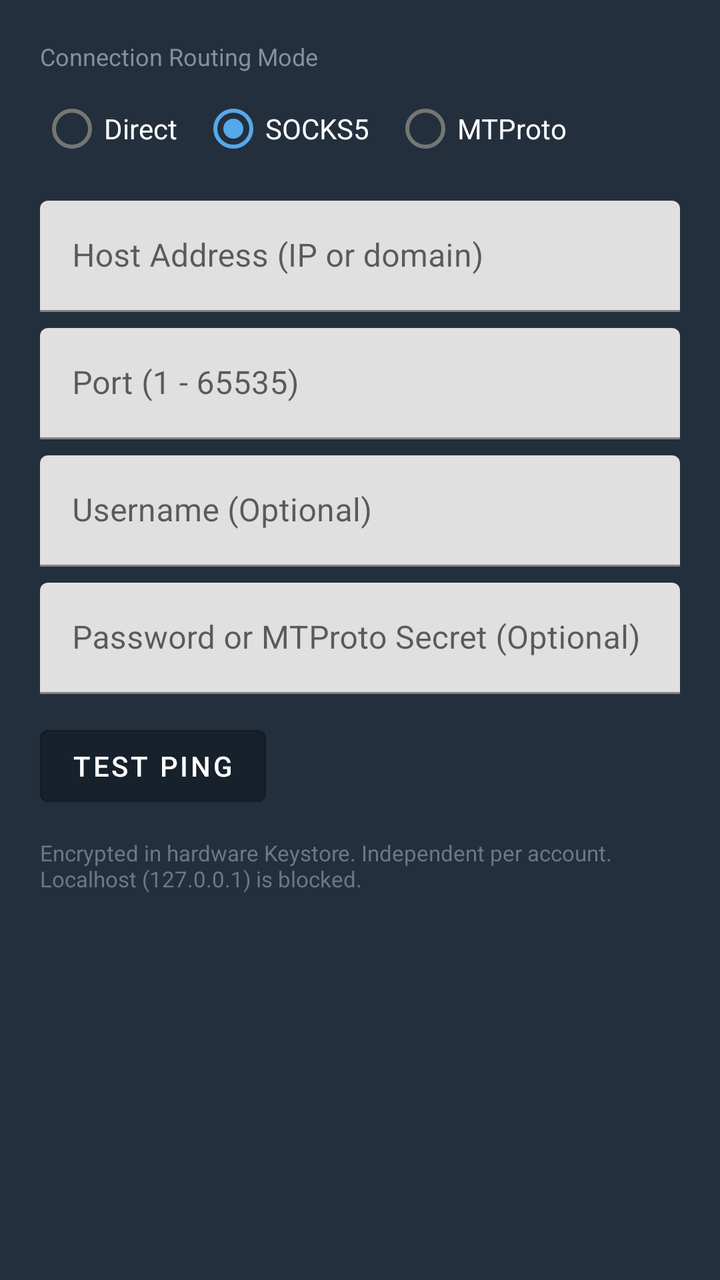
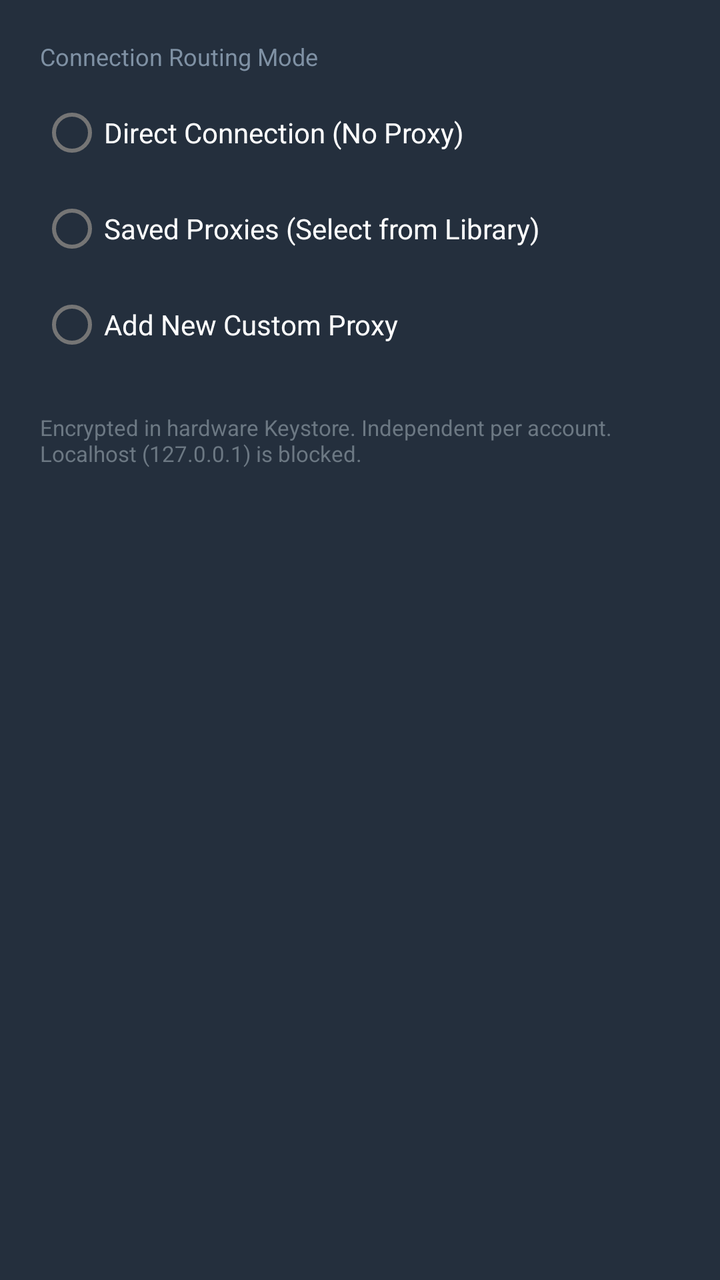

An Android layout rendered at two revisions. The XML below is the earlier revision; the diff shows what the commit changed to produce the second picture.
<!-- AndroidManifest.xml: application theme Theme.NexGram -->
<!-- res/layout/dialog_proxy_config.xml -->
<?xml version="1.0" encoding="utf-8"?>
<LinearLayout xmlns:android="http://schemas.android.com/apk/res/android"
    xmlns:app="http://schemas.android.com/apk/res-auto"
    android:layout_width="match_parent"
    android:layout_height="wrap_content"
    android:orientation="vertical"
    android:padding="20dp"
    android:background="@color/bg_dark_card">

    <TextView
        android:layout_width="wrap_content"
        android:layout_height="wrap_content"
        android:text="Connection Routing Mode"
        android:textColor="@color/text_secondary"
        android:textSize="12sp"
        android:layout_marginBottom="4dp" />

    <RadioGroup
        android:id="@+id/rgProxyType"
        android:layout_width="match_parent"
        android:layout_height="wrap_content"
        android:orientation="horizontal"
        android:layout_marginBottom="12dp">

        <RadioButton
            android:id="@+id/rbDirect"
            android:layout_width="wrap_content"
            android:layout_height="wrap_content"
            android:text="Direct"
            android:textColor="@color/text_primary"
            android:layout_marginEnd="12dp" />

        <RadioButton
            android:id="@+id/rbSocks5"
            android:layout_width="wrap_content"
            android:layout_height="wrap_content"
            android:text="SOCKS5"
            android:textColor="@color/text_primary"
            android:checked="true"
            android:layout_marginEnd="12dp" />

        <RadioButton
            android:id="@+id/rbMtproto"
            android:layout_width="wrap_content"
            android:layout_height="wrap_content"
            android:text="MTProto"
            android:textColor="@color/text_primary" />
    </RadioGroup>

    
    <LinearLayout
        android:id="@+id/layoutProxyFields"
        android:layout_width="match_parent"
        android:layout_height="wrap_content"
        android:orientation="vertical">

        <com.google.android.material.textfield.TextInputLayout
            android:id="@+id/tilProxyHost"
            android:layout_width="match_parent"
            android:layout_height="wrap_content"
            android:hint="Host Address (IP or domain)"
            android:layout_marginBottom="8dp">

            <com.google.android.material.textfield.TextInputEditText
                android:id="@+id/etProxyHost"
                android:layout_width="match_parent"
                android:layout_height="wrap_content"
                android:inputType="textUri"
                android:textColor="@color/text_primary" />
        </com.google.android.material.textfield.TextInputLayout>

        <com.google.android.material.textfield.TextInputLayout
            android:id="@+id/tilProxyPort"
            android:layout_width="match_parent"
            android:layout_height="wrap_content"
            android:hint="Port (1 - 65535)"
            android:layout_marginBottom="8dp">

            <com.google.android.material.textfield.TextInputEditText
                android:id="@+id/etProxyPort"
                android:layout_width="match_parent"
                android:layout_height="wrap_content"
                android:inputType="number"
                android:textColor="@color/text_primary" />
        </com.google.android.material.textfield.TextInputLayout>

        <com.google.android.material.textfield.TextInputLayout
            android:id="@+id/tilProxyUsername"
            android:layout_width="match_parent"
            android:layout_height="wrap_content"
            android:hint="Username (Optional)"
            android:layout_marginBottom="8dp">

            <com.google.android.material.textfield.TextInputEditText
                android:id="@+id/etProxyUsername"
                android:layout_width="match_parent"
                android:layout_height="wrap_content"
                android:inputType="text"
                android:textColor="@color/text_primary" />
        </com.google.android.material.textfield.TextInputLayout>

        <com.google.android.material.textfield.TextInputLayout
            android:id="@+id/tilProxySecret"
            android:layout_width="match_parent"
            android:layout_height="wrap_content"
            android:hint="Password or MTProto Secret (Optional)"
            android:layout_marginBottom="8dp">

            <com.google.android.material.textfield.TextInputEditText
                android:id="@+id/etProxySecret"
                android:layout_width="match_parent"
                android:layout_height="wrap_content"
                android:inputType="textPassword"
                android:textColor="@color/text_primary" />
        </com.google.android.material.textfield.TextInputLayout>

        
        <LinearLayout
            android:layout_width="match_parent"
            android:layout_height="wrap_content"
            android:orientation="horizontal"
            android:gravity="center_vertical"
            android:layout_marginTop="4dp"
            android:layout_marginBottom="4dp">

            <Button
                android:id="@+id/btnTestPing"
                android:layout_width="wrap_content"
                android:layout_height="wrap_content"
                android:text="Test Ping"
                android:textColor="@color/text_primary"
                android:backgroundTint="@color/bg_dark_secondary"
                style="@style/Widget.MaterialComponents.Button.OutlinedButton" />

            <ProgressBar
                android:id="@+id/pbTestingProxy"
                android:layout_width="24dp"
                android:layout_height="24dp"
                android:layout_marginStart="8dp"
                android:visibility="gone" />

            <TextView
                android:id="@+id/tvPingResult"
                android:layout_width="0dp"
                android:layout_weight="1"
                android:layout_height="wrap_content"
                android:layout_marginStart="8dp"
                android:textColor="@color/text_secondary"
                android:textSize="12sp" />
        </LinearLayout>

    </LinearLayout>

    <TextView
        android:id="@+id/tvSecurityNote"
        android:layout_width="match_parent"
        android:layout_height="wrap_content"
        android:text="Encrypted in hardware Keystore. Independent per account. Localhost (127.0.0.1) is blocked."
        android:textColor="@color/text_muted"
        android:textSize="11sp"
        android:layout_marginTop="8dp" />

</LinearLayout>
<!-- resources referenced by this layout -->
<resources>
  <color name="bg_dark_card">#242F3D</color>
  <color name="bg_dark_secondary">#17212B</color>
  <color name="text_muted">#6C7883</color>
  <color name="text_primary">#FFFFFF</color>
  <color name="text_secondary">#7F91A4</color>
  <style name="Theme.NexGram" parent="Theme.MaterialComponents.DayNight.NoActionBar">
          <item name="colorPrimary">@color/primary</item>
          <item name="colorPrimaryDark">@color/primary_dark</item>
          <item name="colorAccent">@color/accent</item>
          <item name="android:windowBackground">@color/bg_dark</item>
          <item name="android:textColorPrimary">@color/text_primary</item>
          <item name="android:textColorSecondary">@color/text_secondary</item>
      </style>
  <color name="primary">#2AABEE</color>
  <color name="primary_dark">#229ED9</color>
  <color name="accent">#54A9EB</color>
  <color name="bg_dark">#0E1621</color>
</resources>

<!-- the commit's change to res/layout/dialog_proxy_config.xml (unified diff, before → after) -->
@@ -1,125 +1,240 @@
 <?xml version="1.0" encoding="utf-8"?>
-<LinearLayout xmlns:android="http://schemas.android.com/apk/res/android"
+<ScrollView xmlns:android="http://schemas.android.com/apk/res/android"
     xmlns:app="http://schemas.android.com/apk/res-auto"
     android:layout_width="match_parent"
     android:layout_height="wrap_content"
-    android:orientation="vertical"
-    android:padding="20dp"
     android:background="@color/bg_dark_card">
 
-    <TextView
-        android:layout_width="wrap_content"
-        android:layout_height="wrap_content"
-        android:text="Connection Routing Mode"
-        android:textColor="@color/text_secondary"
-        android:textSize="12sp"
-        android:layout_marginBottom="4dp" />
-
-    <RadioGroup
-        android:id="@+id/rgProxyType"
+    <LinearLayout
         android:layout_width="match_parent"
         android:layout_height="wrap_content"
-        android:orientation="horizontal"
-        android:layout_marginBottom="12dp">
-
-        <RadioButton
-            android:id="@+id/rbDirect"
+        android:orientation="vertical"
+        android:padding="20dp">
+
+        <TextView
             android:layout_width="wrap_content"
             android:layout_height="wrap_content"
-            android:text="Direct"
-            android:textColor="@color/text_primary"
-            android:layout_marginEnd="12dp" />
-
-        <RadioButton
-            android:id="@+id/rbSocks5"
-            android:layout_width="wrap_content"
-            android:layout_height="wrap_content"
-            android:text="SOCKS5"
-            android:textColor="@color/text_primary"
-            android:checked="true"
-            android:layout_marginEnd="12dp" />
-
-        <RadioButton
-            android:id="@+id/rbMtproto"
-            android:layout_width="wrap_content"
-            android:layout_height="wrap_content"
-            android:text="MTProto"
-            android:textColor="@color/text_primary" />
-    </RadioGroup>
-
-    
-    <LinearLayout
-        android:id="@+id/layoutProxyFields"
-        android:layout_width="match_parent"
-        android:layout_height="wrap_content"
-        android:orientation="vertical">
-
-        <com.google.android.material.textfield.TextInputLayout
-            android:id="@+id/tilProxyHost"
-            android:layout_width="match_parent"
-            android:layout_height="wrap_content"
-            android:hint="Host Address (IP or domain)"
+            android:text="Connection Routing Mode"
+            android:textColor="@color/text_secondary"
+            android:textSize="12sp"
+            android:layout_marginBottom="6dp" />
+
+        
+        <RadioGroup
+            android:id="@+id/rgRoutingMode"
+            android:layout_width="match_parent"
+            android:layout_height="wrap_content"
+            android:orientation="vertical"
+            android:layout_marginBottom="12dp">
+
+            <RadioButton
+                android:id="@+id/rbModeDirect"
+                android:layout_width="wrap_content"
+                android:layout_height="wrap_content"
+                android:text="Direct Connection (No Proxy)"
+                android:textColor="@color/text_primary" />
+
+            <RadioButton
+                android:id="@+id/rbModeSaved"
+                android:layout_width="wrap_content"
+                android:layout_height="wrap_content"
+                android:text="Saved Proxies (Select from Library)"
+                android:textColor="@color/text_primary" />
+
+            <RadioButton
+                android:id="@+id/rbModeCustom"
+                android:layout_width="wrap_content"
+                android:layout_height="wrap_content"
+                android:text="Add New Custom Proxy"
+                android:textColor="@color/text_primary" />
+        </RadioGroup>
+
+        
+        <LinearLayout
+            android:id="@+id/layoutSavedProxiesContainer"
+            android:layout_width="match_parent"
+            android:layout_height="wrap_content"
+            android:orientation="vertical"
+            android:visibility="gone"
             android:layout_marginBottom="8dp">
 
-            <com.google.android.material.textfield.TextInputEditText
-                android:id="@+id/etProxyHost"
-                android:layout_width="match_parent"
-                android:layout_height="wrap_content"
-                android:inputType="textUri"
-                android:textColor="@color/text_primary" />
-        </com.google.android.material.textfield.TextInputLayout>
-
-        <com.google.android.material.textfield.TextInputLayout
-            android:id="@+id/tilProxyPort"
-            android:layout_width="match_parent"
-            android:layout_height="wrap_content"
-            android:hint="Port (1 - 65535)"
+            <TextView
+                android:layout_width="wrap_content"
+                android:layout_height="wrap_content"
+                android:text="Select Saved Proxy"
+                android:textColor="@color/text_secondary"
+                android:textSize="12sp"
+                android:layout_marginBottom="4dp" />
+
+            <Spinner
+                android:id="@+id/spSavedProxies"
+                android:layout_width="match_parent"
+                android:layout_height="48dp"
+                android:background="@drawable/bg_auth_input"
+                android:paddingStart="8dp"
+                android:paddingEnd="8dp"
+                android:layout_marginBottom="8dp" />
+
+            <LinearLayout
+                android:layout_width="match_parent"
+                android:layout_height="wrap_content"
+                android:orientation="horizontal"
+                android:gravity="center_vertical"
+                android:layout_marginBottom="8dp">
+
+                <TextView
+                    android:id="@+id/tvSavedProxyInfo"
+                    android:layout_width="0dp"
+                    android:layout_weight="1"
+                    android:layout_height="wrap_content"
+                    android:text="No saved proxy selected"
+                    android:textColor="@color/text_secondary"
+                    android:textSize="12sp" />
+
+                <Button
+                    android:id="@+id/btnDeleteSavedProxy"
+                    android:layout_width="wrap_content"
+                    android:layout_height="wrap_content"
+                    android:text="Delete"
+                    android:textColor="#E53935"
+                    style="@style/Widget.MaterialComponents.Button.TextButton" />
+            </LinearLayout>
+        </LinearLayout>
+
+        
+        <LinearLayout
+            android:id="@+id/layoutCustomProxyContainer"
+            android:layout_width="match_parent"
+            android:layout_height="wrap_content"
+            android:orientation="vertical"
+            android:visibility="gone"
             android:layout_marginBottom="8dp">
 
-            <com.google.android.material.textfield.TextInputEditText
-                android:id="@+id/etProxyPort"
-                android:layout_width="match_parent"
-                android:layout_height="wrap_content"
-                android:inputType="number"
-                android:textColor="@color/text_primary" />
-        </com.google.android.material.textfield.TextInputLayout>
-
-        <com.google.android.material.textfield.TextInputLayout
-            android:id="@+id/tilProxyUsername"
-            android:layout_width="match_parent"
-            android:layout_height="wrap_content"
-            android:hint="Username (Optional)"
-            android:layout_marginBottom="8dp">
-
-            <com.google.android.material.textfield.TextInputEditText
-                android:id="@+id/etProxyUsername"
-                android:layout_width="match_parent"
-                android:layout_height="wrap_content"
-                android:inputType="text"
-                android:textColor="@color/text_primary" />
-        </com.google.android.material.textfield.TextInputLayout>
-
-        <com.google.android.material.textfield.TextInputLayout
-            android:id="@+id/tilProxySecret"
-            android:layout_width="match_parent"
-            android:layout_height="wrap_content"
-            android:hint="Password or MTProto Secret (Optional)"
-            android:layout_marginBottom="8dp">
-
-            <com.google.android.material.textfield.TextInputEditText
-                android:id="@+id/etProxySecret"
-                android:layout_width="match_parent"
-                android:layout_height="wrap_content"
-                android:inputType="textPassword"
-                android:textColor="@color/text_primary" />
-        </com.google.android.material.textfield.TextInputLayout>
+            <com.google.android.material.textfield.TextInputLayout
+                android:id="@+id/tilProxyName"
+                android:layout_width="match_parent"
+                android:layout_height="wrap_content"
+                android:hint="Proxy Name / Label (e.g. UK SOCKS5 London)"
+                android:layout_marginBottom="8dp">
+
+                <com.google.android.material.textfield.TextInputEditText
+                    android:id="@+id/etProxyName"
+                    android:layout_width="match_parent"
+                    android:layout_height="wrap_content"
+                    android:inputType="text"
+                    android:textColor="@color/text_primary" />
+            </com.google.android.material.textfield.TextInputLayout>
+
+            <TextView
+                android:layout_width="wrap_content"
+                android:layout_height="wrap_content"
+                android:text="Protocol Type"
+                android:textColor="@color/text_secondary"
+                android:textSize="12sp"
+                android:layout_marginBottom="4dp" />
+
+            <RadioGroup
+                android:id="@+id/rgCustomProxyType"
+                android:layout_width="match_parent"
+                android:layout_height="wrap_content"
+                android:orientation="horizontal"
+                android:layout_marginBottom="8dp">
+
+                <RadioButton
+                    android:id="@+id/rbCustomSocks5"
+                    android:layout_width="wrap_content"
+                    android:layout_height="wrap_content"
+                    android:text="SOCKS5"
+                    android:textColor="@color/text_primary"
+                    android:checked="true"
+                    android:layout_marginEnd="16dp" />
+
+                <RadioButton
+                    android:id="@+id/rbCustomMtproto"
+                    android:layout_width="wrap_content"
+                    android:layout_height="wrap_content"
+                    android:text="MTProto"
+                    android:textColor="@color/text_primary" />
+            </RadioGroup>
+
+            <com.google.android.material.textfield.TextInputLayout
+                android:id="@+id/tilProxyHost"
+                android:layout_width="match_parent"
+                android:layout_height="wrap_content"
+                android:hint="Host / IP Address"
+                android:layout_marginBottom="8dp">
+
+                <com.google.android.material.textfield.TextInputEditText
+                    android:id="@+id/etProxyHost"
+                    android:layout_width="match_parent"
+                    android:layout_height="wrap_content"
+                    android:inputType="textUri"
+                    android:textColor="@color/text_primary" />
+            </com.google.android.material.textfield.TextInputLayout>
+
+            <com.google.android.material.textfield.TextInputLayout
+                android:id="@+id/tilProxyPort"
+                android:layout_width="match_parent"
+                android:layout_height="wrap_content"
+                android:hint="Port (e.g. 1080, 7437, 443)"
+                android:layout_marginBottom="8dp">
+
+                <com.google.android.material.textfield.TextInputEditText
+                    android:id="@+id/etProxyPort"
+                    android:layout_width="match_parent"
+                    android:layout_height="wrap_content"
+                    android:inputType="number"
+                    android:textColor="@color/text_primary" />
+            </com.google.android.material.textfield.TextInputLayout>
+
+            <com.google.android.material.textfield.TextInputLayout
+                android:id="@+id/tilProxyUsername"
+                android:layout_width="match_parent"
+                android:layout_height="wrap_content"
+                android:hint="Username (Optional)"
+                android:layout_marginBottom="8dp">
+
+                <com.google.android.material.textfield.TextInputEditText
+                    android:id="@+id/etProxyUsername"
+                    android:layout_width="match_parent"
+                    android:layout_height="wrap_content"
+                    android:inputType="text"
+                    android:textColor="@color/text_primary" />
+            </com.google.android.material.textfield.TextInputLayout>
+
+            <com.google.android.material.textfield.TextInputLayout
+                android:id="@+id/tilProxySecret"
+                android:layout_width="match_parent"
+                android:layout_height="wrap_content"
+                android:hint="Password or MTProto Secret (Optional)"
+                android:layout_marginBottom="8dp">
+
+                <com.google.android.material.textfield.TextInputEditText
+                    android:id="@+id/etProxySecret"
+                    android:layout_width="match_parent"
+                    android:layout_height="wrap_content"
+                    android:inputType="textPassword"
+                    android:textColor="@color/text_primary" />
+            </com.google.android.material.textfield.TextInputLayout>
+
+            <CheckBox
+                android:id="@+id/cbSaveToLibrary"
+                android:layout_width="wrap_content"
+                android:layout_height="wrap_content"
+                android:text="Save to Proxy Library for all accounts"
+                android:textColor="@color/text_primary"
+                android:checked="true"
+                android:layout_marginBottom="8dp" />
+        </LinearLayout>
 
         
         <LinearLayout
+            android:id="@+id/layoutTestPingRow"
             android:layout_width="match_parent"
             android:layout_height="wrap_content"
             android:orientation="horizontal"
             android:gravity="center_vertical"
+            android:visibility="gone"
             android:layout_marginTop="4dp"
             android:layout_marginBottom="4dp">
 
@@ -149,15 +264,14 @@
                 android:textSize="12sp" />
         </LinearLayout>
 
+        <TextView
+            android:id="@+id/tvSecurityNote"
+            android:layout_width="match_parent"
+            android:layout_height="wrap_content"
+            android:text="Encrypted in hardware Keystore. Independent per account. Localhost (127.0.0.1) is blocked."
+            android:textColor="@color/text_muted"
+            android:textSize="11sp"
+            android:layout_marginTop="8dp" />
+
     </LinearLayout>
-
-    <TextView
-        android:id="@+id/tvSecurityNote"
-        android:layout_width="match_parent"
-        android:layout_height="wrap_content"
-        android:text="Encrypted in hardware Keystore. Independent per account. Localhost (127.0.0.1) is blocked."
-        android:textColor="@color/text_muted"
-        android:textSize="11sp"
-        android:layout_marginTop="8dp" />
-
-</LinearLayout>
+</ScrollView>
<!-- resource entries referenced after the edit -->
@@ -5,6 +5,16 @@
   <color name="text_muted">#6C7883</color>
   <color name="text_primary">#FFFFFF</color>
   <color name="text_secondary">#7F91A4</color>
+  <!-- drawable bg_auth_input (drawable) -->
+  <?xml version="1.0" encoding="utf-8"?>
+  <shape xmlns:android="http://schemas.android.com/apk/res/android"
+      android:shape="rectangle">
+      <solid android:color="@color/bg_dark_card" />
+      <corners android:radius="8dp" />
+      <stroke
+          android:width="1dp"
+          android:color="#364554" />
+  </shape>
   <style name="Theme.NexGram" parent="Theme.MaterialComponents.DayNight.NoActionBar">
           <item name="colorPrimary">@color/primary</item>
           <item name="colorPrimaryDark">@color/primary_dark</item>
